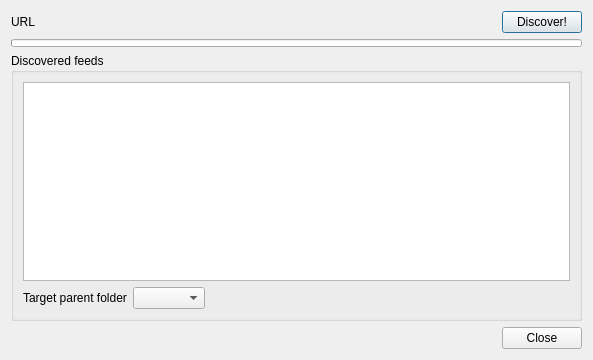
This is src/librssguard/services/standard/gui/formdiscoverfeeds.ui in martinrotter/rssguard as Qt 5 draws it before an edit. The edited form follows.
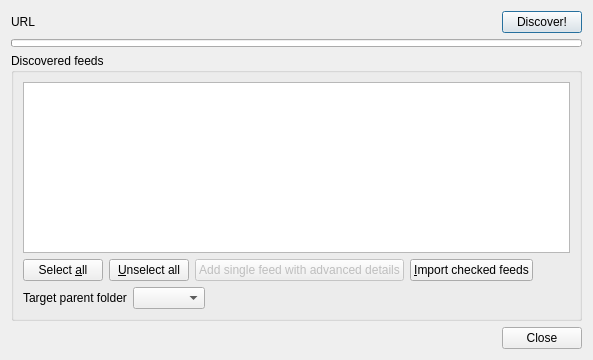
This is the edited form. Custom widgets are drawn as their Qt base class.

What changed in the file:
```diff
--- a/src/librssguard/services/standard/gui/formdiscoverfeeds.ui
+++ b/src/librssguard/services/standard/gui/formdiscoverfeeds.ui
@@ -57,6 +57,82 @@
       <string>Discovered feeds</string>
      </property>
      <layout class="QFormLayout" name="formLayout_2">
+      <item row="0" column="0" colspan="2">
+       <widget class="QTreeView" name="m_tvFeeds">
+        <property name="alternatingRowColors">
+         <bool>true</bool>
+        </property>
+        <property name="selectionMode">
+         <enum>QAbstractItemView::SingleSelection</enum>
+        </property>
+        <property name="selectionBehavior">
+         <enum>QAbstractItemView::SelectRows</enum>
+        </property>
+        <property name="indentation">
+         <number>0</number>
+        </property>
+        <property name="uniformRowHeights">
+         <bool>true</bool>
+        </property>
+        <property name="itemsExpandable">
+         <bool>false</bool>
+        </property>
+        <property name="wordWrap">
+         <bool>true</bool>
+        </property>
+        <attribute name="headerStretchLastSection">
+         <bool>false</bool>
+        </attribute>
+       </widget>
+      </item>
+      <item row="1" column="0" colspan="2">
+       <layout class="QHBoxLayout" name="horizontalLayout_4">
+        <item>
+         <widget class="QPushButton" name="m_btnSelecAll">
+          <property name="text">
+           <string>Select &amp;all</string>
+          </property>
+         </widget>
+        </item>
+        <item>
+         <widget class="QPushButton" name="m_btnSelectNone">
+          <property name="text">
+           <string>&amp;Unselect all</string>
+          </property>
+         </widget>
+        </item>
+        <item>
+         <widget class="QPushButton" name="m_btnAddIndividually">
+          <property name="enabled">
+           <bool>false</bool>
+          </property>
+          <property name="text">
+           <string>Add single feed with advanced details</string>
+          </property>
+         </widget>
+        </item>
+        <item>
+         <widget class="QPushButton" name="m_btnImportSelected">
+          <property name="text">
+           <string>&amp;Import checked feeds</string>
+          </property>
+         </widget>
+        </item>
+        <item>
+         <spacer name="horizontalSpacer_2">
+          <property name="orientation">
+           <enum>Qt::Horizontal</enum>
+          </property>
+          <property name="sizeHint" stdset="0">
+           <size>
+            <width>40</width>
+            <height>20</height>
+           </size>
+          </property>
+         </spacer>
+        </item>
+       </layout>
+      </item>
       <item row="2" column="0">
        <widget class="QLabel" name="m_lblParentCategory">
         <property name="text">
@@ -100,34 +176,6 @@
         </item>
        </layout>
       </item>
-      <item row="1" column="0" colspan="2">
-       <widget class="QTreeView" name="m_tvFeeds">
-        <property name="alternatingRowColors">
-         <bool>true</bool>
-        </property>
-        <property name="selectionMode">
-         <enum>QAbstractItemView::SingleSelection</enum>
-        </property>
-        <property name="selectionBehavior">
-         <enum>QAbstractItemView::SelectRows</enum>
-        </property>
-        <property name="indentation">
-         <number>0</number>
-        </property>
-        <property name="uniformRowHeights">
-         <bool>true</bool>
-        </property>
-        <property name="itemsExpandable">
-         <bool>false</bool>
-        </property>
-        <property name="wordWrap">
-         <bool>true</bool>
-        </property>
-        <attribute name="headerStretchLastSection">
-         <bool>false</bool>
-        </attribute>
-       </widget>
-      </item>
      </layout>
     </widget>
    </item>
```
Left out of the diff: 34 changed lines with no effect on the pictures.
